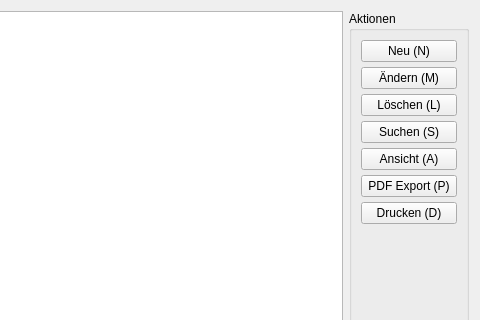
This is form/basetab.ui in romanweissflog/FAKT as Qt 5 draws it before an edit; both pictures show x 563 to 1043 and y 0 to 320 of the 1043 by 501 pixel window. The edited form follows.
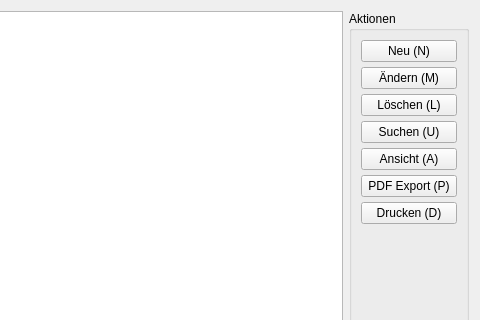
This is the edited form. Custom widgets are drawn as their Qt base class.

```diff
--- a/form/basetab.ui
+++ b/form/basetab.ui
@@ -58,7 +58,7 @@
         <item>
          <widget class="QPushButton" name="search">
           <property name="text">
-           <string>Suchen (S)</string>
+           <string>Suchen (U)</string>
           </property>
          </widget>
         </item>
```
